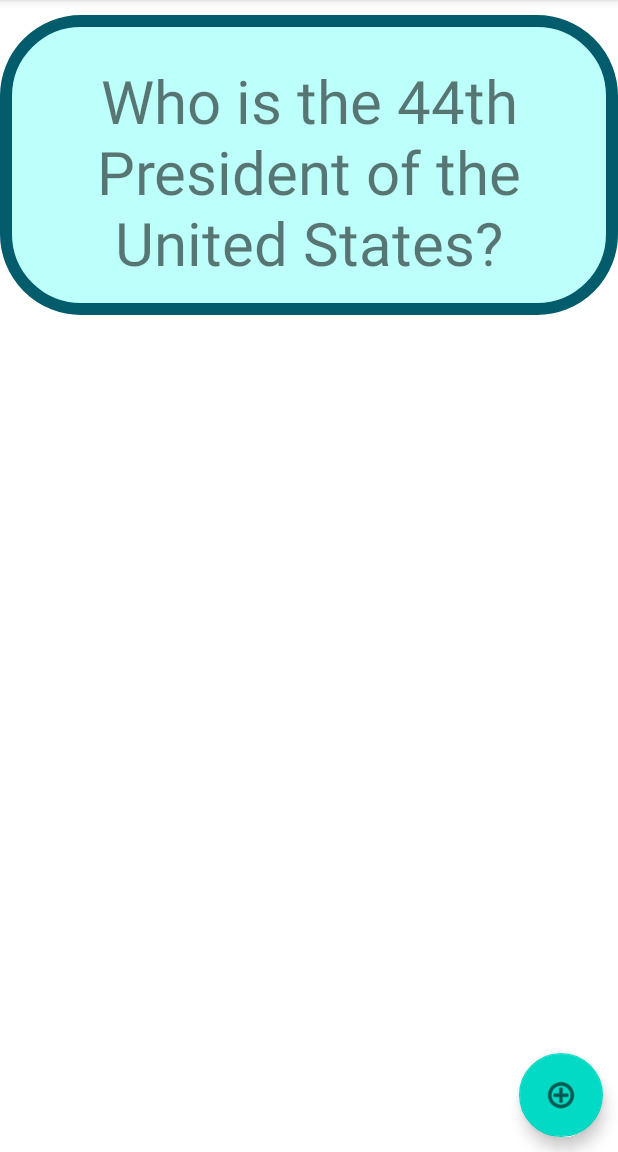
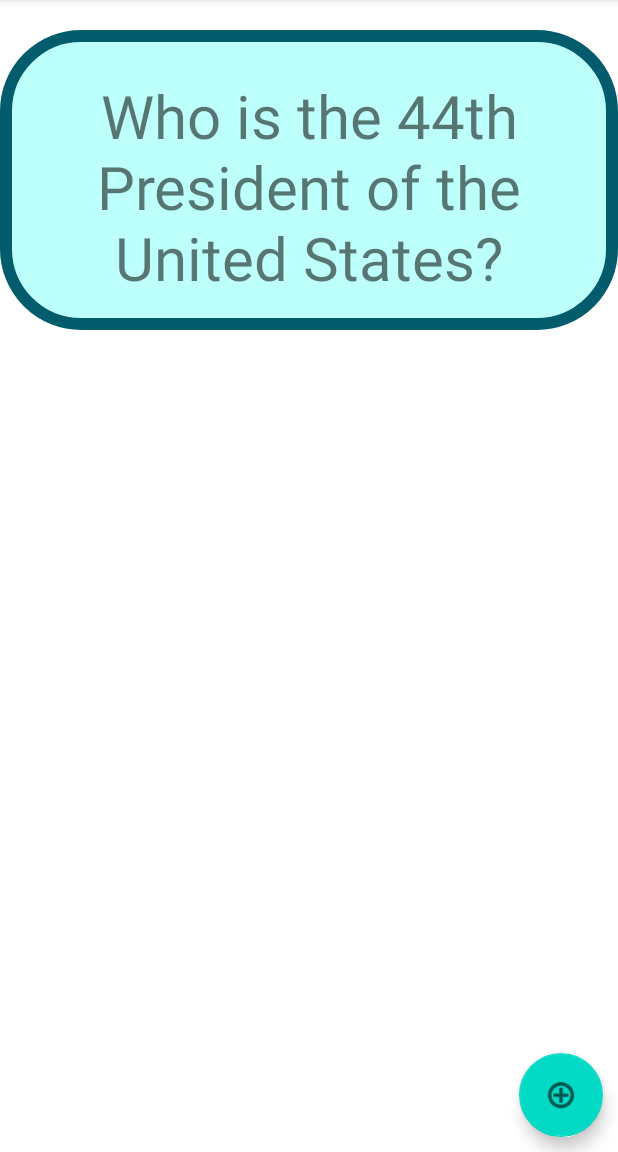
Before and after one commit to AlecFletcher/flashcards, an Android app: the screen it shows after launch (MainActivity), on a phone screen of 412 x 824 dp, the part 84-1236 px from its top. Run offline under Robolectric (Android 15) with nearby library versions, the phone set to English and light mode, and no system bars; our stand-ins replace Room's generated code; 2 statements that could not run were skipped.

Commit message:
Setup DB to store flashcards

```diff
--- a/app/build.gradle
+++ b/app/build.gradle
@@ -1,6 +1,7 @@
 plugins {
     id 'com.android.application'
     id 'org.jetbrains.kotlin.android'
+    id 'kotlin-kapt'
 }
 
 android {
@@ -40,4 +41,8 @@ dependencies {
     testImplementation 'junit:junit:4.13.2'
     androidTestImplementation 'androidx.test.ext:junit:1.1.3'
     androidTestImplementation 'androidx.test.espresso:espresso-core:3.4.0'
+    def room_version = "2.4.2"
+
+    implementation "androidx.room:room-ktx:$room_version"
+    kapt "androidx.room:room-compiler:$room_version"
 }
--- /dev/null
+++ b/app/src/main/java/com/example/flashcards/AppDatabase.kt
@@ -0,0 +1,12 @@
+package com.example.flashcards
+
+import androidx.room.Database
+import androidx.room.RoomDatabase
+import com.example.flashcards.Flashcard
+import com.example.flashcards.FlashcardDao
+
+@Database(entities = [Flashcard::class], version = 1)
+
+abstract class AppDatabase : RoomDatabase() {
+    abstract fun flashcardDao(): FlashcardDao
+}
--- /dev/null
+++ b/app/src/main/java/com/example/flashcards/FlashcardDao.kt
@@ -0,0 +1,23 @@
+package com.example.flashcards
+
+import androidx.room.Dao
+import androidx.room.Delete
+import androidx.room.Insert
+import androidx.room.OnConflictStrategy
+import androidx.room.Query
+import androidx.room.Update
+
+@Dao
+interface FlashcardDao {
+    @Query("SELECT * FROM flashcard")
+    fun getAll(): List<Flashcard>
+
+    @Insert
+    fun insertAll(vararg flashcards: Flashcard)
+
+    @Delete
+    fun delete(flashcard: Flashcard)
+
+    @Update(onConflict = OnConflictStrategy.REPLACE)
+    fun update(flashcard: Flashcard)
+}
--- /dev/null
+++ b/app/src/main/java/com/example/flashcards/FlashcardDatabase.kt
@@ -0,0 +1,52 @@
+package com.example.flashcards
+
+import android.content.Context
+import androidx.room.Room
+
+class FlashcardDatabase internal constructor(context: Context) {
+
+    private val db: AppDatabase
+
+    fun initFirstCard() {
+        if (db.flashcardDao().getAll().isEmpty()) {
+            insertCard(Flashcard("Who is the 44th President of the United States", "Barack Obama"))
+        }
+    }
+
+    fun getAllCards(): List<Flashcard> {
+        return db.flashcardDao().getAll()
+    }
+
+    fun insertCard(flashcard: Flashcard) {
+        db.flashcardDao().insertAll(flashcard)
+    }
+
+    fun deleteCard(flashcardQuestion: String) {
+        val allCards = db.flashcardDao().getAll()
+        for (card in allCards) {
+            if (card.question == flashcardQuestion) {
+                db.flashcardDao().delete(card)
+            }
+        }
+    }
+
+    fun updateCard(flashcard: Flashcard) {
+        db.flashcardDao().update(flashcard)
+    }
+
+    fun deleteAll() {
+        for (flashcard in db.flashcardDao().getAll()) {
+            db.flashcardDao().delete(flashcard)
+        }
+    }
+
+    init {
+        db = Room.databaseBuilder(
+            context.applicationContext,
+            AppDatabase::class.java, "flashcard-database"
+        )
+            .allowMainThreadQueries()
+            .fallbackToDestructiveMigration()
+            .build()
+    }
+}
--- a/app/src/main/java/com/example/flashcards/MainActivity.kt
+++ b/app/src/main/java/com/example/flashcards/MainActivity.kt
@@ -1,19 +1,28 @@
 package com.example.flashcards
 
+import android.content.Intent
 import androidx.appcompat.app.AppCompatActivity
 import android.os.Bundle
 import android.view.View
 import android.widget.Button
+import android.widget.TextView
+import androidx.activity.result.contract.ActivityResultContracts
+import org.w3c.dom.Text
 
 class MainActivity : AppCompatActivity() {
+    lateinit var flashcardDatabase: FlashcardDatabase
+    var allFlashcards = flashcardDatabase.getAllCards().toMutableList()
+
     override fun onCreate(savedInstanceState: Bundle?) {
         super.onCreate(savedInstanceState)
         setContentView(R.layout.activity_main)
 
-        val question = findViewById<View>(R.id.flashcard_question)
-        val answer = findViewById<View>(R.id.flashcard_answer)
-        var add_question = findViewById<View>(R.id.add_question_button)
+        flashcardDatabase = FlashcardDatabase(this) //initialize the flashcardDatabase
+        allFlashcards = flashcardDatabase.getAllCards().toMutableList()
 
+        val question = findViewById<TextView>(R.id.flashcard_question)
+        val answer = findViewById<TextView>(R.id.flashcard_answer)
+        val add_question_button = findViewById<View>(R.id.add_question_button)
 
         question.setOnClickListener{
             question.visibility = View.INVISIBLE
@@ -24,8 +33,30 @@ class MainActivity : AppCompatActivity() {
             question.visibility = View.VISIBLE
             answer.visibility = View.INVISIBLE
         }
+
+        val resultLauncher = registerForActivityResult(ActivityResultContracts.StartActivityForResult()) {
+                result ->
+
+            val data: Intent? = result.data
+
+            if(data != null){
+                val question_string = data.getStringExtra("QUESTION_KEY")
+                val answer_string = data.getStringExtra("ANSWER_KEY")
+
+                    question.text = question_string
+                    answer.text = answer_string
+
+
+                flashcardDatabase.insertCard(Flashcard(question.toString(), answer.toString()))
+
+
+            }
         }
 
+        add_question_button.setOnClickListener{
+            val i = Intent(this@MainActivity, AddCardActivity::class.java)
+            resultLauncher.launch(i)
+        }
+        }
 
-
-    }
+}
--- a/app/src/main/res/layout/activity_main.xml
+++ b/app/src/main/res/layout/activity_main.xml
@@ -9,9 +9,10 @@
 
     <TextView
         android:id="@+id/flashcard_question"
+        android:layout_marginTop="20dp"
         android:layout_width="match_parent"
         android:layout_height="200dp"
-        android:layout_marginTop="10dp"
+        android:layout_marginBottom="20dp"
         android:background="@drawable/solid_color_shape"
         android:text="Who is the 44th President of the United States?"
         android:textAlignment="center"
@@ -19,7 +20,7 @@
 
     <TextView
         android:id="@+id/flashcard_answer"
-        android:layout_marginBottom="20dp"
+        android:layout_marginTop="20dp"
         android:layout_width="match_parent"
         android:layout_height="200dp"
         android:background="@drawable/secondary_color_shape"
```
Also changed, not shown: app/src/main/AndroidManifest.xml (+7 -0 lines), app/src/main/java/com/example/flashcards/Flashcard.kt (added, +16 -0 lines), app/src/main/res/layout/activity_add_card.xml (+38 -6 lines), build.gradle (+9 -0 lines), 1 other file.
